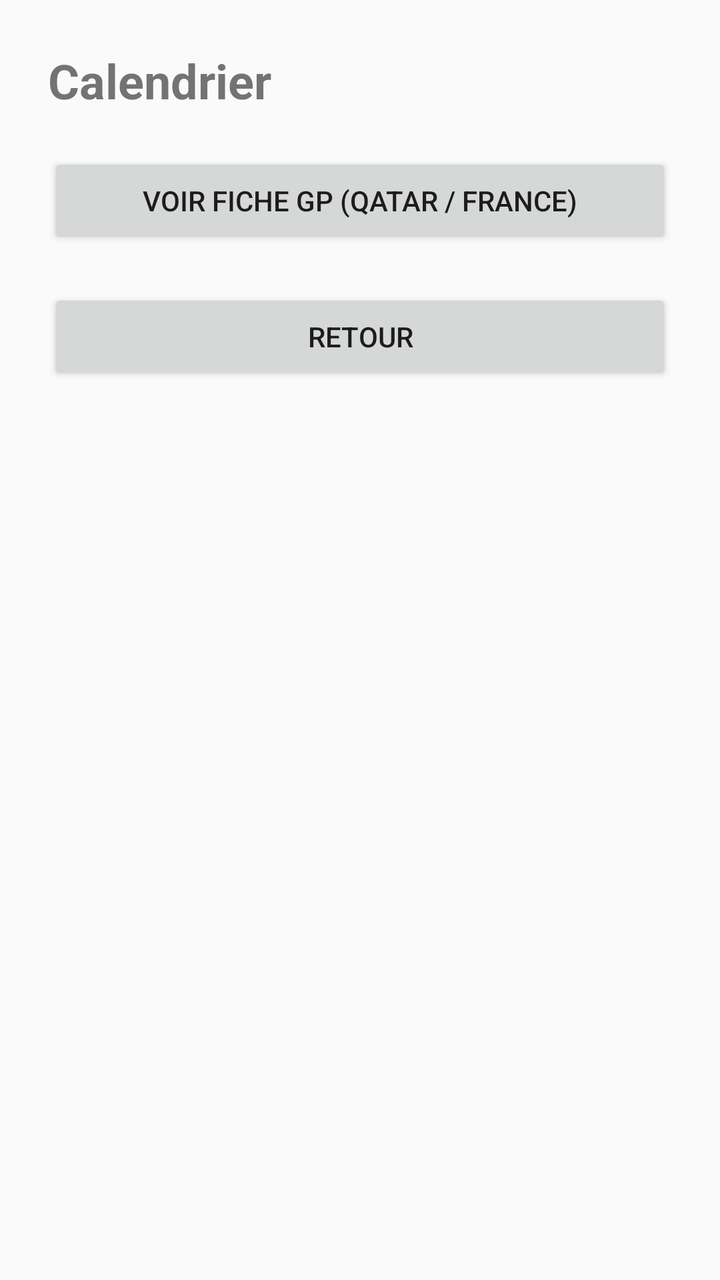
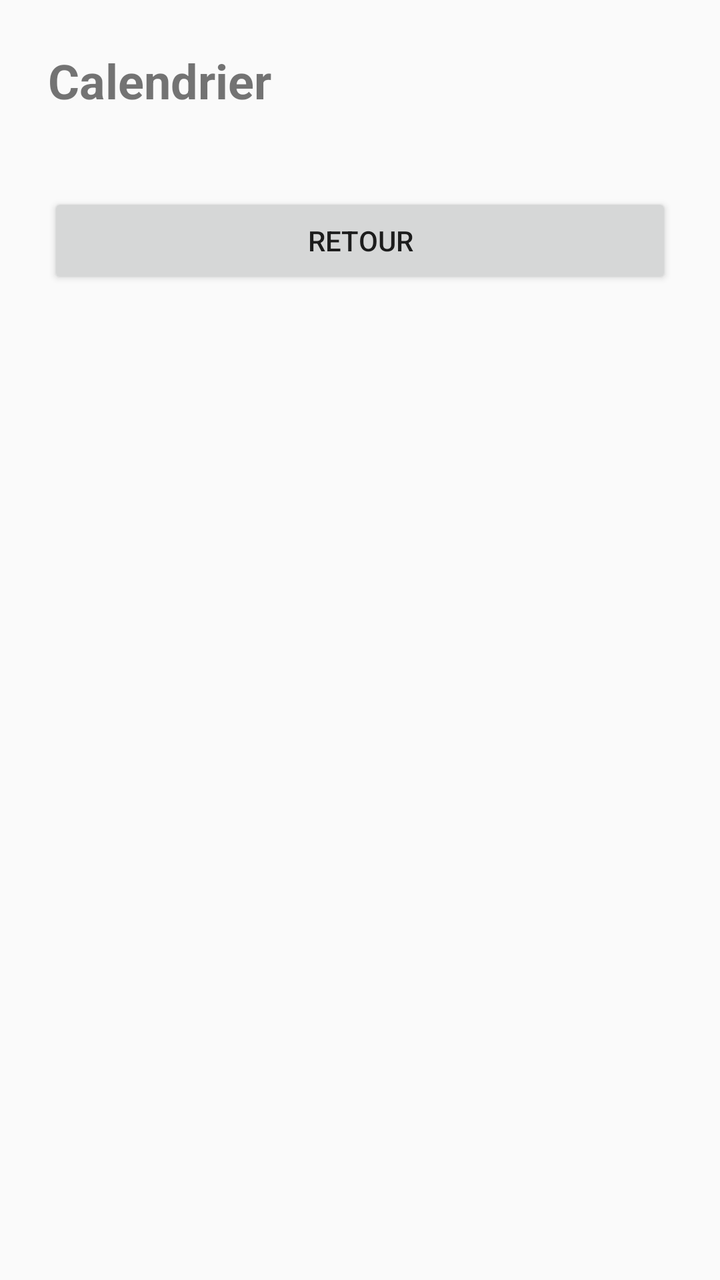

An Android layout rendered at two revisions. The XML below is the earlier revision; the diff shows what the commit changed to produce the second picture.
<!-- AndroidManifest.xml: application theme Theme.AppCompat.DayNight.NoActionBar -->
<!-- res/layout/activity_calendar.xml -->
<?xml version="1.0" encoding="utf-8"?>
<LinearLayout xmlns:android="http://schemas.android.com/apk/res/android"
    android:layout_width="match_parent"
    android:layout_height="match_parent"
    android:orientation="vertical"
    android:padding="24dp">

    <TextView
        android:layout_width="wrap_content"
        android:layout_height="wrap_content"
        android:text="Calendrier"
        android:textSize="24sp"
        android:textStyle="bold"
        android:layout_marginBottom="20dp" />

    <Button
        android:layout_width="match_parent"
        android:layout_height="wrap_content"
        android:text="Voir Fiche GP (Qatar / France)"
        android:onClick="clicRaceDetail"
        android:layout_marginBottom="20dp" />

    <Button
        android:layout_width="match_parent"
        android:layout_height="wrap_content"
        android:text="Retour"
        android:onClick="clicBack" />

</LinearLayout>
<!-- resources referenced by this layout -->
<resources>

</resources>

<!-- the commit's change to res/layout/activity_calendar.xml (unified diff, before → after) -->
@@ -1,29 +1,34 @@
 <?xml version="1.0" encoding="utf-8"?>
-<LinearLayout xmlns:android="http://schemas.android.com/apk/res/android"
+<ScrollView xmlns:android="http://schemas.android.com/apk/res/android"
     android:layout_width="match_parent"
     android:layout_height="match_parent"
-    android:orientation="vertical"
     android:padding="24dp">
 
-    <TextView
-        android:layout_width="wrap_content"
-        android:layout_height="wrap_content"
-        android:text="Calendrier"
-        android:textSize="24sp"
-        android:textStyle="bold"
-        android:layout_marginBottom="20dp" />
-
-    <Button
+    <LinearLayout
         android:layout_width="match_parent"
         android:layout_height="wrap_content"
-        android:text="Voir Fiche GP (Qatar / France)"
-        android:onClick="clicRaceDetail"
-        android:layout_marginBottom="20dp" />
+        android:orientation="vertical">
 
-    <Button
-        android:layout_width="match_parent"
-        android:layout_height="wrap_content"
-        android:text="Retour"
-        android:onClick="clicBack" />
+        <TextView
+            android:layout_width="wrap_content"
+            android:layout_height="wrap_content"
+            android:text="Calendrier"
+            android:textSize="24sp"
+            android:textStyle="bold"
+            android:layout_marginBottom="20dp" />
 
-</LinearLayout>
+        <LinearLayout
+            android:id="@+id/container_list"
+            android:layout_width="match_parent"
+            android:layout_height="wrap_content"
+            android:orientation="vertical"
+            android:layout_marginBottom="20dp" />
+
+        <Button
+            android:layout_width="match_parent"
+            android:layout_height="wrap_content"
+            android:text="Retour"
+            android:onClick="clicBack" />
+
+    </LinearLayout>
+</ScrollView>
